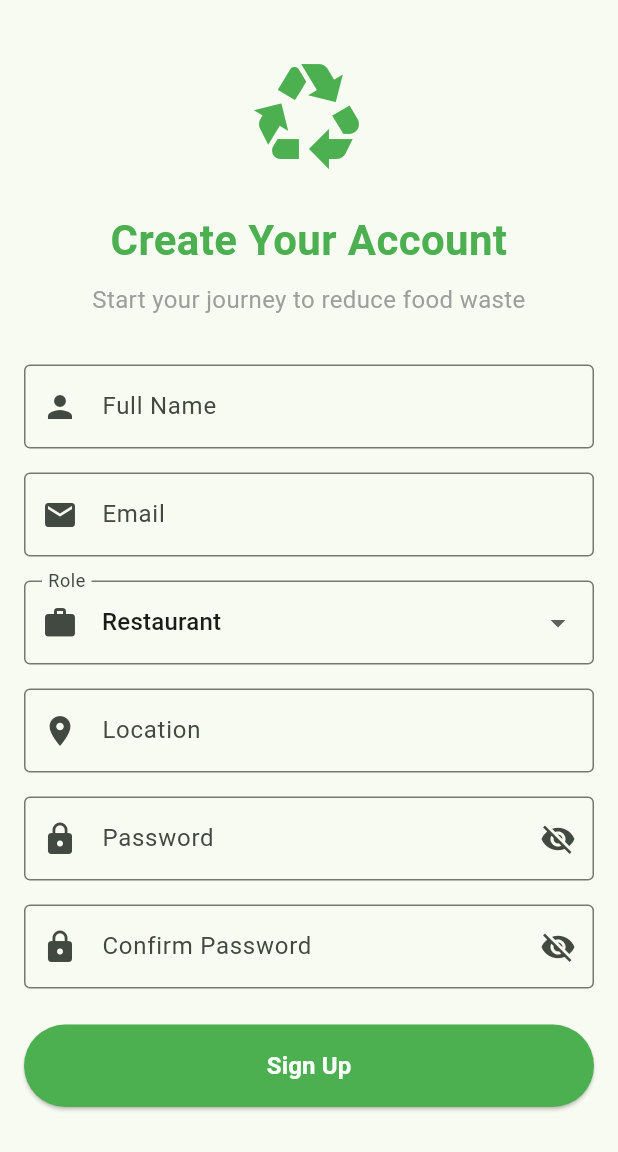
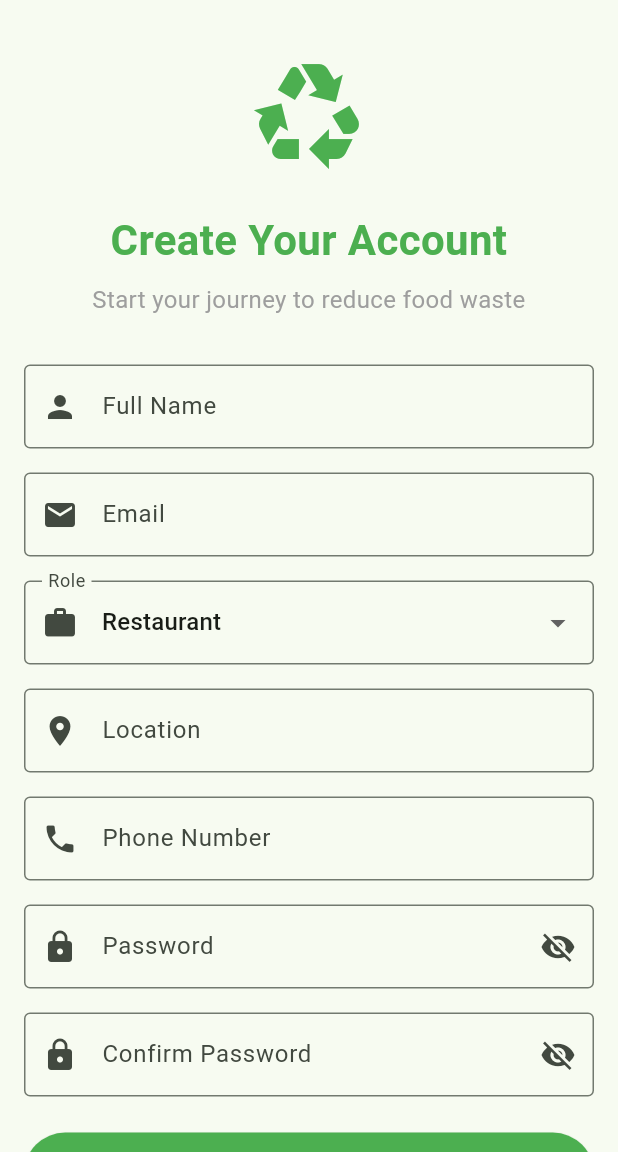
Before and after one commit to Prxthvx/Wasteless, a Flutter app: the screen it shows after launch, after a tap on "Get Started", on a phone screen of 412 x 824 dp, the part 84-1236 px from its top. Run offline on Flutter 3.47's test engine with Material 3 defaults, Android fonts, the phone set to English and light mode, and no system bars; our stand-ins replace supabase_flutter; accounts and stored records are empty.

Commit message:
Added Phone number to Sign up screen also to the database

```diff
--- a/lib/main.dart
+++ b/lib/main.dart
@@ -10,7 +10,7 @@ Future<void> main() async {
 
   // Initialize Supabase
   await Supabase.initialize(
-    url: 'https://bpenozctewzutdmiggkk.supabase.co', // 🔑 Replace with your Supabase project URL
+    url: 'https://bpenozctewzutdmiggkk.supabase.co', // Replace with your Supabase project URL
     anonKey: 'eyJhbGciOiJIUzI1NiIsInR5cCI6IkpXVCJ9.eyJpc3MiOiJzdXBhYmFzZSIsInJlZiI6ImJwZW5vemN0ZXd6dXRkbWlnZ2trIiwicm9sZSI6ImFub24iLCJpYXQiOjE3NTUzMzcxMTQsImV4cCI6MjA3MDkxMzExNH0.6BkfmaEOpj-CyWNn4f0PuPK654LQSJ5HnfEWJaRrnLU', // 🔑 Replace with your Supabase anon/public key
   );
 
--- a/lib/models/user_profile.dart
+++ b/lib/models/user_profile.dart
@@ -4,6 +4,7 @@ class UserProfile {
   final String name;
   final String role;
   final String location;
+  final String? phoneNumber; // Make it nullable if it's optional
   final String createdAt;
 
   UserProfile({
@@ -12,6 +13,7 @@ class UserProfile {
     required this.name,
     required this.role,
     required this.location,
+    this.phoneNumber,
     required this.createdAt,
   });
 
@@ -22,6 +24,7 @@ class UserProfile {
       name: json['name'] as String,
       role: json['role'] as String,
       location: json['location'] as String,
+      phoneNumber: json['phone_number'] as String?,
       createdAt: json['created_at'] as String,
     );
   }
@@ -33,12 +36,13 @@ class UserProfile {
       'name': name,
       'role': role,
       'location': location,
+      'phone_number': phoneNumber,
       'created_at': createdAt,
     };
   }
 
   @override
   String toString() {
-    return 'UserProfile(id: $id, email: $email, name: $name, role: $role, location: $location)';
+    return 'UserProfile(id: $id, email: $email, name: $name, role: $role, location: $location, phoneNumber: $phoneNumber)';
   }
 }
--- a/lib/screens/auth/signup_screen.dart
+++ b/lib/screens/auth/signup_screen.dart
@@ -1,7 +1,7 @@
 import 'package:flutter/material.dart';
 import 'package:supabase_flutter/supabase_flutter.dart';
 import '../../services/supabase_service.dart';
-import '../../models/user_profile.dart';
+//import '../../models/user_profile.dart';
 
 class SignupScreen extends StatefulWidget {
   const SignupScreen({super.key});
@@ -17,6 +17,7 @@ class _SignupScreenState extends State<SignupScreen> {
   final _confirmPasswordController = TextEditingController();
   final _nameController = TextEditingController();
   final _locationController = TextEditingController();
+  final _phoneController = TextEditingController();
 
   String _selectedRole = 'restaurant';
   bool _isLoading = false;
@@ -32,6 +33,7 @@ class _SignupScreenState extends State<SignupScreen> {
     _confirmPasswordController.dispose();
     _nameController.dispose();
     _locationController.dispose();
+    _phoneController.dispose();
     super.dispose();
   }
 
@@ -55,6 +57,7 @@ class _SignupScreenState extends State<SignupScreen> {
             'role': _selectedRole,
             'location': _locationController.text.trim(),
             'email': _emailController.text.trim(),
+            'phone_number': _phoneController.text.trim(),
           })
           .eq('id', response.user!.id);
 
@@ -165,6 +168,19 @@ class _SignupScreenState extends State<SignupScreen> {
               ),
               const SizedBox(height: 16),
 
+              // Phone Number
+              TextFormField(
+                controller: _phoneController,
+                keyboardType: TextInputType.phone,
+                decoration: const InputDecoration(
+                  labelText: 'Phone Number',
+                  prefixIcon: Icon(Icons.phone),
+                  border: OutlineInputBorder(),
+                ),
+                validator: (v) => v == null || v.isEmpty ? 'Please enter your phone number' : null,
+              ),
+              const SizedBox(height: 16),
+
               // Password
               TextFormField(
                 controller: _passwordController,
```
